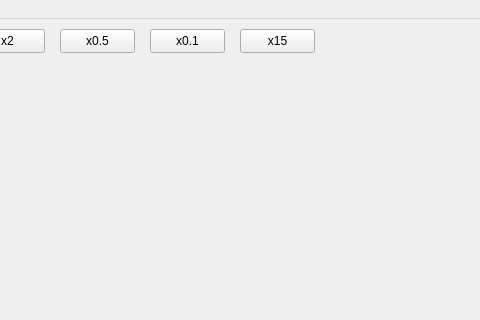
Before: the Qt Designer form mainwindow.ui in faddeyca/video-converter, drawn with Qt 5; both pictures show x 320 to 800 and y 0 to 320 of the 800 by 600 pixel window.
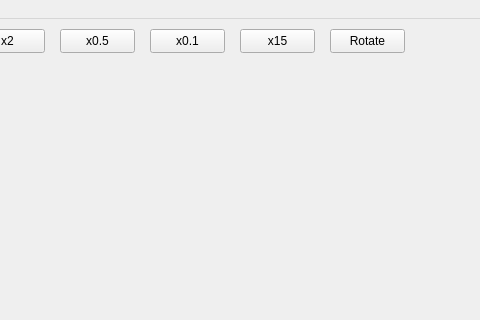
After: the same form once the commit is applied.

```diff
--- a/mainwindow.ui
+++ b/mainwindow.ui
@@ -115,6 +115,19 @@
      <string>x15</string>
     </property>
    </widget>
+   <widget class="QPushButton" name="rotateButton">
+    <property name="geometry">
+     <rect>
+      <x>650</x>
+      <y>10</y>
+      <width>75</width>
+      <height>24</height>
+     </rect>
+    </property>
+    <property name="text">
+     <string>Rotate</string>
+    </property>
+   </widget>
   </widget>
   <widget class="QMenuBar" name="menubar">
    <property name="geometry">
```
